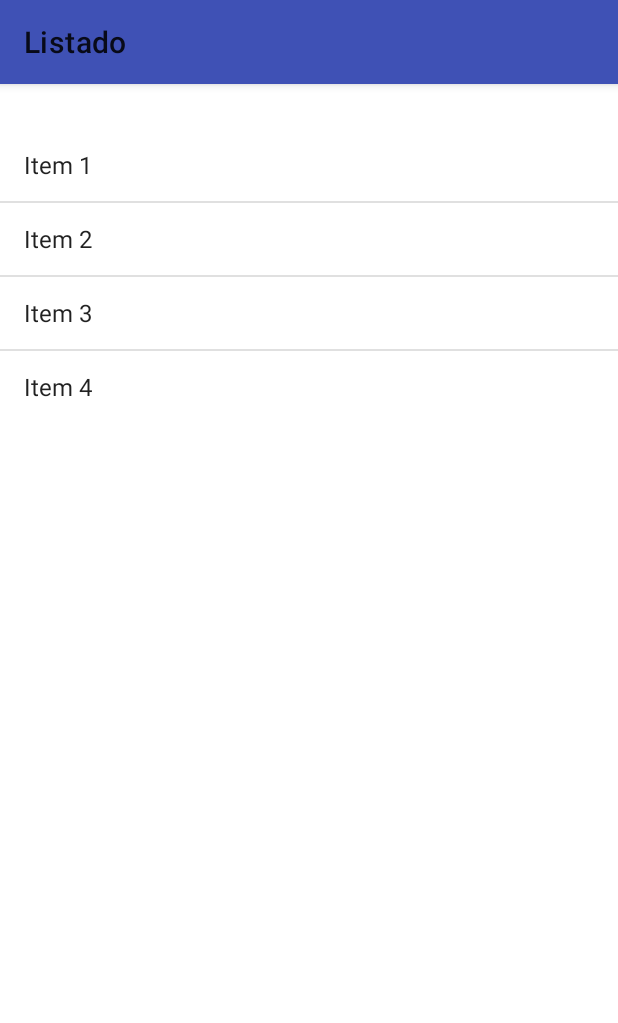
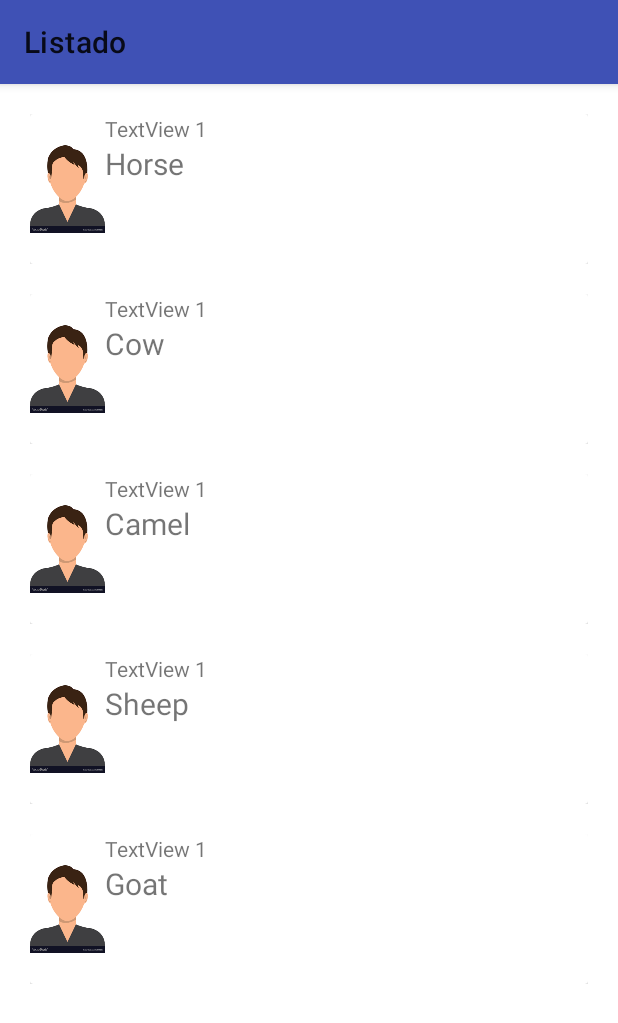
Before and after one commit to nat-reyes/La-morena-master, an Android app: the listEmpleado screen opened directly, with no data from a screen before it, on a phone screen of 412 x 824 dp. Shown: the top 1023 px of the screen. Run offline under Robolectric (Android 15) with nearby library versions, the phone set to English and light mode, and no system bars.

Commit message:
RecyclerView
- View de listar

```diff
--- a/app/src/main/java/com/example/lamorena/Activities/ProfileActivity.java
+++ b/app/src/main/java/com/example/lamorena/Activities/ProfileActivity.java
@@ -145,7 +145,7 @@ public class ProfileActivity extends AppCompatActivity {
         String userName = getIntent().getStringExtra("userName");
         String userEmail = getIntent().getStringExtra("userEmail");
 
-        if(userPhotoUrl!=null || !userPhotoUrl.isEmpty()) showProfilePhoto(userPhoto,userPhotoUrl);
+     //   if(userPhotoUrl!=null || !userPhotoUrl.isEmpty()) showProfilePhoto(userPhoto,userPhotoUrl);
     }
 
     public void showFragmentBottomSheetName(View view){
--- /dev/null
+++ b/app/src/main/java/com/example/lamorena/Adapters/EmpleadoAdapter.java
@@ -0,0 +1,97 @@
+package com.example.lamorena.Adapters;
+
+import android.content.Context;
+import android.view.LayoutInflater;
+import android.view.View;
+import android.view.ViewGroup;
+import android.widget.Filter;
+import android.widget.Filterable;
+import android.widget.ImageView;
+import android.widget.TextView;
+
+import androidx.annotation.NonNull;
+import androidx.recyclerview.widget.RecyclerView;
+
+import com.example.lamorena.R;
+
+import java.util.List;
+
+public class EmpleadoAdapter extends RecyclerView.Adapter<EmpleadoAdapter.ViewHolder> implements Filterable {
+
+    private List<String> mData;
+    private LayoutInflater mInflater;
+    private ItemClickListener mClickListener;
+
+    public EmpleadoAdapter(Context context, List<String> mData) {
+        this.mInflater = LayoutInflater.from(context);
+        this.mData = mData;
+    }
+
+
+    @Override
+    public ViewHolder onCreateViewHolder(ViewGroup parent, int viewType) {
+        View view = mInflater.inflate(R.layout.fragment_cardview_empleado, parent, false);
+        return new ViewHolder(view);
+    }
+
+    @Override
+    public void onBindViewHolder(@NonNull ViewHolder holder, int position) {
+        String animal = mData.get(position);
+        holder.myTextView.setText(animal);
+    }
+
+//    @Override
+//    public void onBindViewHolder(@NonNull RecyclerView.ViewHolder holder, int position) {
+//        String animal = mData.get(position);
+//        holder.myTextView.setText(animal);
+//
+//    }
+
+//    @Override
+//    public void onBindViewHolder(ViewHolder holder, int position) {
+//        String animal = mData.get(position);
+//        holder.myTextView.setText(animal);
+//    }
+
+    @Override
+    public int getItemCount() {
+        return mData.size();
+    }
+
+    public Filter getFilter() {
+        // consulta en firebase
+        return null;
+    }
+
+    public class ViewHolder extends RecyclerView.ViewHolder implements View.OnClickListener {
+        TextView myTextView;
+        private ImageView productImag;
+
+        ViewHolder(View itemView) {
+            super(itemView);
+            myTextView = itemView.findViewById(R.id.tvAnimalName);
+            itemView.setOnClickListener(this);
+        }
+
+        @Override
+        public void onClick(View view) {
+            if (mClickListener != null) mClickListener.onItemClick(view, getAdapterPosition());
+        }
+    }
+
+    // convenience method for getting data at click position
+    String getItem(int id) {
+        return mData.get(id);
+    }
+
+    // allows clicks events to be caught
+    void setClickListener(ItemClickListener itemClickListener) {
+        this.mClickListener = itemClickListener;
+    }
+
+    // parent activity will implement this method to respond to click events
+    public interface ItemClickListener {
+        void onItemClick(View view, int position);
+    }
+
+}
--- a/app/src/main/java/com/example/lamorena/crud/listEmpleado.java
+++ b/app/src/main/java/com/example/lamorena/crud/listEmpleado.java
@@ -6,7 +6,11 @@ import android.widget.ListView;
 
 import androidx.appcompat.app.ActionBar;
 import androidx.appcompat.app.AppCompatActivity;
+import androidx.recyclerview.widget.LinearLayoutManager;
+import androidx.recyclerview.widget.RecyclerView;
 
+import com.example.lamorena.Adapters.EmpleadoAdapter;
+import com.example.lamorena.Fragments.listEmployeeFragment;
 import com.example.lamorena.R;
 
 import java.util.ArrayList;
@@ -14,29 +18,46 @@ import java.util.ArrayList;
 public class listEmpleado extends AppCompatActivity {
     private ListView listview;
     private ArrayList<String> names;
+    EmpleadoAdapter adapter;
+
 
     @Override
     public void onCreate(Bundle savedInstanceState) {
         super.onCreate(savedInstanceState);
-        setContentView(R.layout.activity_listar_empleados);
+        setContentView(R.layout.list_fragment_em);
         ActionBar actionBar = getSupportActionBar();
         actionBar.setTitle("Listado");
 
-        listview = (ListView) findViewById(R.id.listEmpleados);
-       llenarDatos();
-      ArrayAdapter<String> adapter = new ArrayAdapter<String>(this, android.R.layout.simple_list_item_1, names);
-    listview.setAdapter(adapter);
+
+        ArrayList<String> animalNames = new ArrayList<>();
+        animalNames.add("Horse");
+        animalNames.add("Cow");
+        animalNames.add("Camel");
+        animalNames.add("Sheep");
+        animalNames.add("Goat");
+
+
+        RecyclerView recyclerView = findViewById(R.id.recycleEmpleados);
+        recyclerView.setLayoutManager(new LinearLayoutManager(this));
+        adapter = new EmpleadoAdapter(this, animalNames);
+        recyclerView.setAdapter(adapter);
+
+//
+//        listEmployeeFragment listFragment = (listEmployeeFragment) getSupportFragmentManager().findFragmentById(R.id.listEmpleados);
+//
+//        if(listFragment==null){
+//            listFragment = listEmployeeFragment.newInstance();
+//            getSupportFragmentManager().beginTransaction().
+//                    add(R.id.listEmpleados, listFragment).
+//                    commit();
+//
+//        }
+
+
+
 
     }
 
-    public void llenarDatos(){
-
-        names = new ArrayList<String>();
-        names.add("Item 1");
-        names.add("Item 2");
-        names.add("Item 3");
-        names.add("Item 4");
-    }
 
 
 }
--- /dev/null
+++ b/app/src/main/res/layout/fragment_cardview_empleado.xml
@@ -0,0 +1,49 @@
+<?xml version="1.0" encoding="utf-8"?>
+<LinearLayout
+    xmlns:android="http://schemas.android.com/apk/res/android"
+    xmlns:app="http://schemas.android.com/apk/res-auto"
+    android:layout_width="match_parent"
+    android:layout_height="wrap_content"
+    android:orientation="horizontal"
+    android:padding="10dp">
+
+    <androidx.cardview.widget.CardView
+        android:layout_width="match_parent"
+        android:layout_height="match_parent" >
+
+        <LinearLayout
+            android:layout_width="match_parent"
+            android:layout_height="match_parent"
+            android:orientation="horizontal">
+
+            <ImageView
+                android:id="@+id/imageView"
+                android:layout_width="100dp"
+                android:layout_height="100dp"
+                android:layout_weight="1"
+                app:srcCompat="@drawable/maleprofile"
+                android:contentDescription="@string/Description" />
+
+            <LinearLayout
+                android:layout_width="match_parent"
+                android:layout_height="match_parent"
+                android:layout_weight="1"
+                android:orientation="vertical">
+
+                <TextView
+                    android:id="@+id/textView"
+                    android:layout_width="match_parent"
+                    android:layout_height="wrap_content"
+                    android:text="TextView 1" />
+
+                <TextView
+                    android:id="@+id/tvAnimalName"
+                    android:layout_width="wrap_content"
+                    android:layout_height="wrap_content"
+                    android:textSize="20sp"
+                    android:text="TextView 2"/>
+            </LinearLayout>
+        </LinearLayout>
+    </androidx.cardview.widget.CardView>
+
+</LinearLayout>
--- /dev/null
+++ b/app/src/main/res/layout/list_fragment_em.xml
@@ -0,0 +1,14 @@
+<RelativeLayout xmlns:android="http://schemas.android.com/apk/res/android"
+    xmlns:tools="http://schemas.android.com/tools"
+    android:layout_width="match_parent"
+    android:layout_height="match_parent"
+    android:layout_margin="10dp"
+    tools:context="com.example.lamorena.crud.listEmpleado">
+
+    <androidx.recyclerview.widget.RecyclerView
+        android:layout_width="match_parent"
+        android:id="@+id/recycleEmpleados"
+        android:layout_height="match_parent" />
+
+
+</RelativeLayout>
--- a/app/src/main/res/values/strings.xml
+++ b/app/src/main/res/values/strings.xml
@@ -11,7 +11,7 @@
     <string name="nav_header_desc">Navigation header</string>
     <string name="action_settings">Settings</string>
     <string name="registerService">Register service</string>
-
+    <string name="Description">Empleado</string>
 
 
 
```
Also changed, not shown: app/build.gradle (+7 -0 lines), app/src/main/java/com/example/lamorena/Fragments/listEmployeeFragment.java (added, +72 -0 lines), app/src/main/res/drawable/maleprofile.png (added), build.gradle (line endings or trailing spaces), 3 other files.
